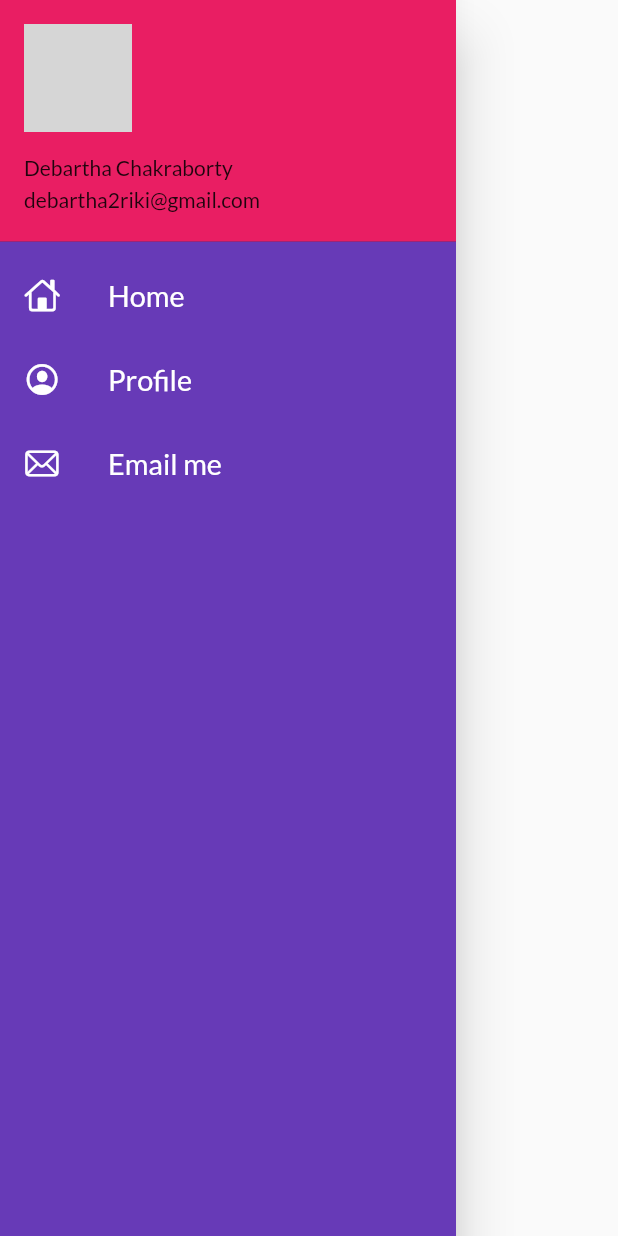
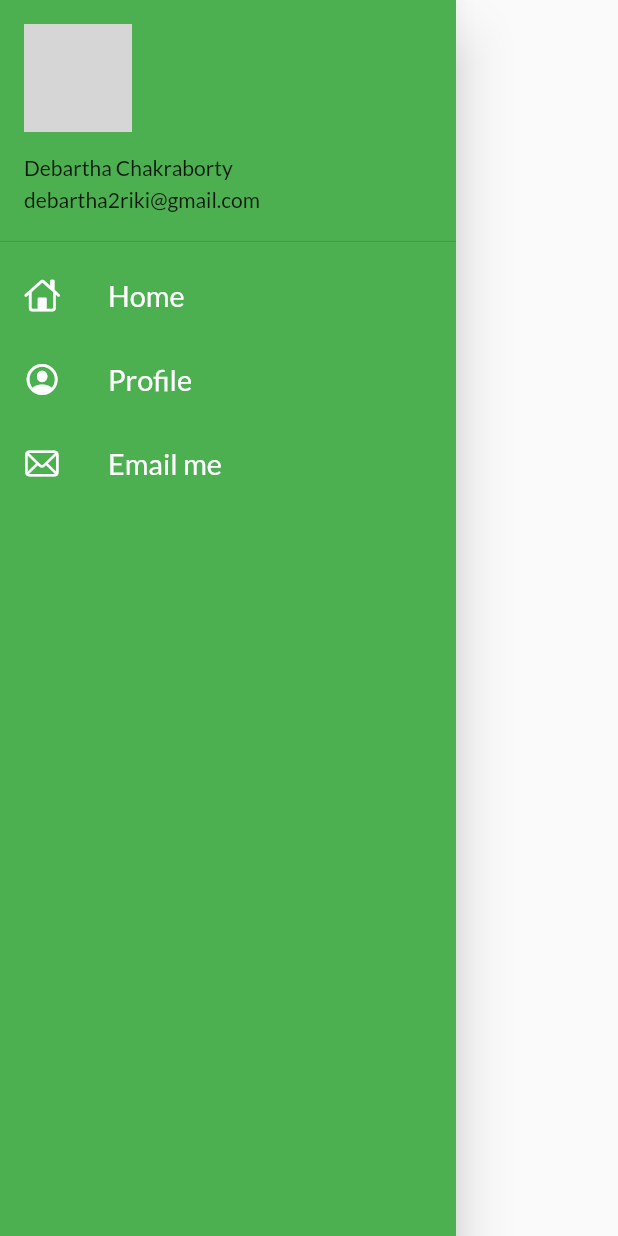
Before and after one commit to ricky2812/training-wheels, a Flutter app: the MyDrawer widget shown alone on an empty page, opened directly, on a phone screen of 412 x 824 dp. Run offline on Flutter 3.47's test engine with Material 2 defaults, Android fonts, the phone set to English and light mode, and no system bars; our stand-ins replace google_fonts; network calls fail; grey boxes are pictures that could not be loaded.

Commit message:
checkpoint 2

```diff
--- a/lib/main.dart
+++ b/lib/main.dart
@@ -15,7 +15,7 @@ class MyApp extends StatelessWidget {
   Widget build(BuildContext context) {
 
     return MaterialApp(
-      themeMode: ThemeMode.dark,
+      themeMode: ThemeMode.light,
       theme: MyTheme.lightTheme(context),
       darkTheme: MyTheme.darkTheme(context),
       debugShowCheckedModeBanner: false,
--- a/lib/widgets/drawer.dart
+++ b/lib/widgets/drawer.dart
@@ -10,7 +10,7 @@ class MyDrawer extends StatelessWidget {
 
     return Drawer(
       child: Container(
-        color: Colors.deepPurple,
+        color: Colors.green,
         child: ListView(
           padding: EdgeInsets.zero,
           children: [
--- a/lib/widgets/themes.dart
+++ b/lib/widgets/themes.dart
@@ -3,11 +3,11 @@ import 'package:google_fonts/google_fonts.dart';
 
 class MyTheme{
   static ThemeData lightTheme(BuildContext context) => ThemeData(
-    primarySwatch: Colors.yellow,
+    primarySwatch: Colors.green,
     fontFamily: GoogleFonts.lato().fontFamily,
     primaryTextTheme: GoogleFonts.latoTextTheme(),
     appBarTheme: AppBarTheme(
-      color: Colors.white24,
+      color: Colors.white,
       elevation: 0.0,
       iconTheme: IconThemeData(color: Colors.black),
       toolbarTextStyle: Theme.of(context).textTheme.bodyText2,
@@ -16,13 +16,13 @@ class MyTheme{
   );
 
   static ThemeData darkTheme(BuildContext context) => ThemeData(
-    primarySwatch: Colors.pink,
+    primarySwatch: Colors.deepPurple,
     fontFamily: GoogleFonts.lato().fontFamily,
     primaryTextTheme: GoogleFonts.latoTextTheme(),
     appBarTheme: AppBarTheme(
       color: Colors.blueGrey,
       elevation: 0.0,
-      iconTheme: IconThemeData(color: Colors.white),
+      iconTheme: IconThemeData(color: Colors.black),
       toolbarTextStyle: Theme.of(context).textTheme.bodyText2,
       titleTextStyle: Theme.of(context).textTheme.headline6,
     ),
```
Also changed, not shown: lib/models/catalog.dart (+24 -2 lines), lib/pages/home_page.dart (+5 -4 lines), lib/pages/test.dart (added).
